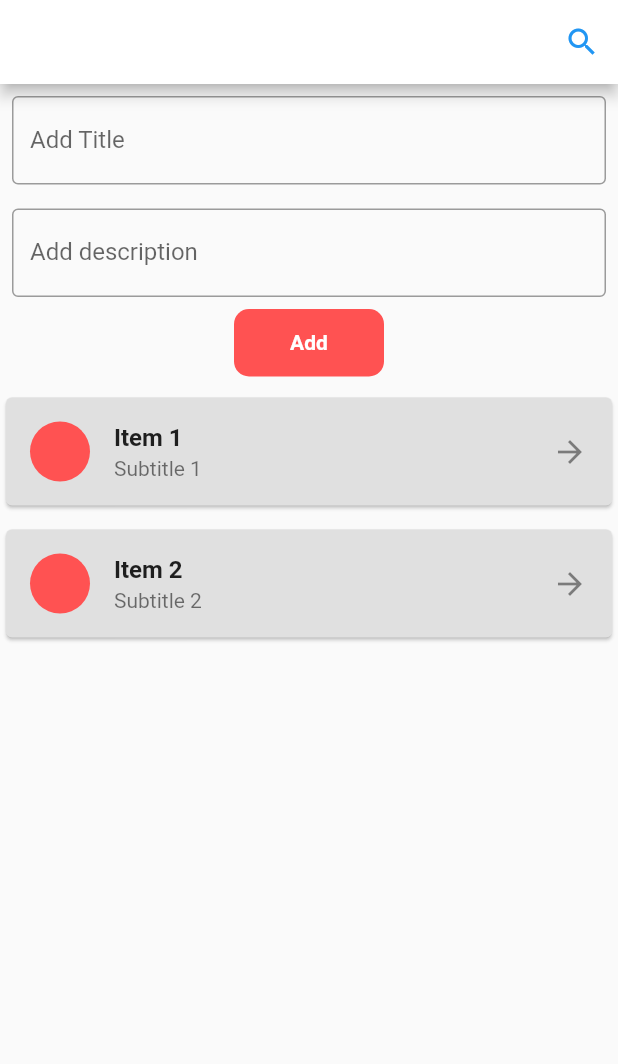
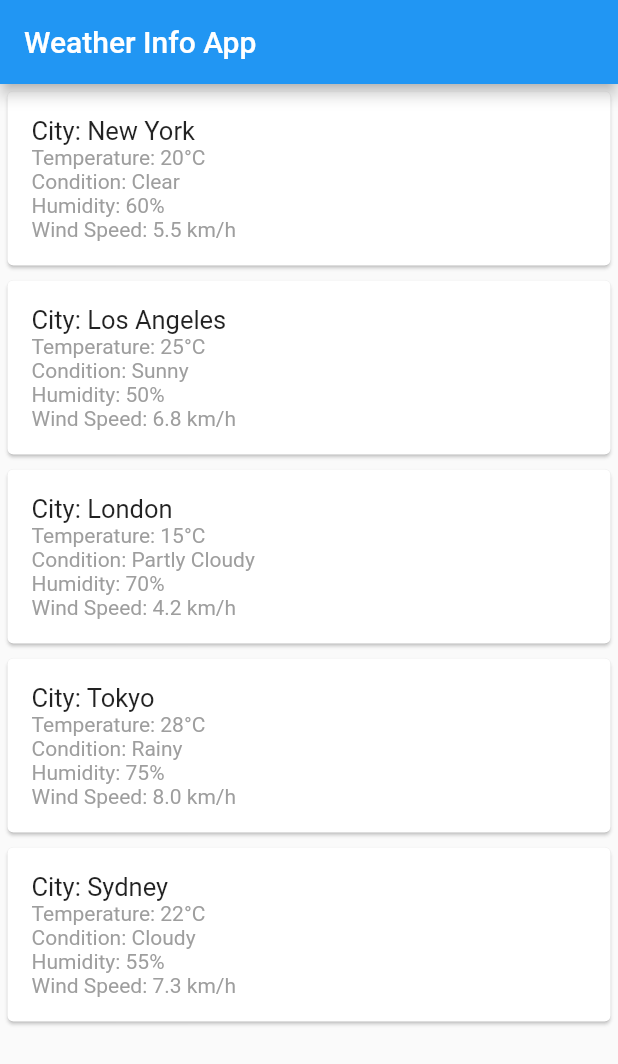
Before and after one commit to saem10/Flutter_project, a Flutter app: the screen it shows after launch, on a phone screen of 412 x 824 dp. Shown: the top 1064 px of the screen. Run offline on Flutter 3.47's test engine with Material 2 defaults, Android fonts, the phone set to English and light mode, and no system bars.

Commit message:
Live Text 11

```diff
--- a/lib/main.dart
+++ b/lib/main.dart
@@ -1,243 +1,104 @@
 import 'package:flutter/material.dart';
+import 'dart:convert';
 
 void main() {
-  runApp(const MaterialApp(
-    debugShowCheckedModeBanner: false,
-    home: ListScreen(),
-  ));
+  runApp(MyApp());
 }
 
-class ListItem {
-  dynamic title;
-  dynamic subtitle;
-
-  ListItem(this.title, this.subtitle);
+class MyApp extends StatelessWidget {
+  @override
+  Widget build(BuildContext context) {
+    return MaterialApp(
+      home: WeatherList(),
+    );
+  }
 }
 
-class ListScreen extends StatefulWidget {
-  const ListScreen({super.key});
-
+class WeatherList extends StatefulWidget {
   @override
-  _ListScreenState createState() => _ListScreenState();
+  _WeatherListState createState() => _WeatherListState();
 }
 
-class _ListScreenState extends State<ListScreen> {
-  List<ListItem> items = [
-    ListItem('Item 1', "Subtitle 1"),
-    ListItem("Item 2", "Subtitle 2"),
-    // Add more items as needed
+class _WeatherListState extends State<WeatherList> {
+  List<Map<String, dynamic>> citiesWeather = [
+    {
+      "city": "New York",
+      "temperature": 20,
+      "condition": "Clear",
+      "humidity": 60,
+      "windSpeed": 5.5,
+    },
+    {
+      "city": "Los Angeles",
+      "temperature": 25,
+      "condition": "Sunny",
+      "humidity": 50,
+      "windSpeed": 6.8,
+    },
+    {
+      "city": "London",
+      "temperature": 15,
+      "condition": "Partly Cloudy",
+      "humidity": 70,
+      "windSpeed": 4.2,
+    },
+    {
+      "city": "Tokyo",
+      "temperature": 28,
+      "condition": "Rainy",
+      "humidity": 75,
+      "windSpeed": 8.0,
+    },
+    {
+      "city": "Sydney",
+      "temperature": 22,
+      "condition": "Cloudy",
+      "humidity": 55,
+      "windSpeed": 7.3,
+    },
   ];
-
-  TextEditingController newTitleController = TextEditingController();
-  TextEditingController newSubtitleController = TextEditingController();
 
   @override
   Widget build(BuildContext context) {
     return Scaffold(
       appBar: AppBar(
-        backgroundColor: Colors.white,
-        actions: [
-          IconButton(
-            onPressed: () {},
-            icon: const Icon(
-              Icons.search,
-              color: Colors.blue,
-            ),
-          )
-        ],
+        title: const Text('Weather Info App'),
       ),
-      body: ListView(
-        children: [
-          Column(
-            children: <Widget>[
-              Padding(
-                padding: const EdgeInsets.all(8.0),
-                child: TextFormField(
-                  controller: newTitleController,
-                  decoration: const InputDecoration(
-                    labelText: "Add Title",
-                    border: OutlineInputBorder(),
-                  ),
-                ),
-              ),
-              Padding(
-                padding: const EdgeInsets.all(8.0),
-                child: TextFormField(
-                  controller: newSubtitleController,
-                  decoration: const InputDecoration(
-                    labelText: "Add description",
-                    border: OutlineInputBorder(),
-                  ),
-                ),
-              ),
-              Container(
-                width: 100,
-                height: 45,
-                decoration: BoxDecoration(
-                  color: Colors.redAccent,
-                  borderRadius: BorderRadius.circular(10),
-                ),
-                child: InkWell(
-                  onTap: () {
-                    _addItem();
-                  },
-                  child: const Center(
-                    child: Text(
-                      "Add",
-                      style: TextStyle(
-                        color: Colors.white,
-                        fontWeight: FontWeight.bold,
-                      ),
-                    ),
-                  ),
-                ),
-              ),
-            ],
-          ),
-          Padding(
-            padding: const EdgeInsets.fromLTRB(0, 10, 0, 0),
-            child: ListView.builder(
-              shrinkWrap: true,
-              itemCount: items.length,
-              itemBuilder: (context, index) {
-                return Column(
-                  children: [
-                    Card(
-                      color: Colors.grey[300],
-                      child: ListTile(
-                        leading: const CircleAvatar(
-                          backgroundColor: Colors.redAccent,
-                        ),
-                        title: Text(
-                          '${items[index].title}',
-                          style: const TextStyle(
-                            fontWeight: FontWeight.bold,
-                          ),
-                        ),
-                        subtitle: Text('${items[index].subtitle}'),
-                        trailing: const Icon(Icons.arrow_forward_outlined),
-                        onLongPress: () {
-                          _showOptionsDialog(context, index);
-                        },
-                      ),
-                    ),
-                    const SizedBox(height: 8),
-                  ],
-                );
-              },
-            ),
-          ),
-        ],
+      body: ListView.builder(
+        itemCount: citiesWeather.length,
+        itemBuilder: (context, index) {
+          return WeatherCard(cityWeather: citiesWeather[index]);
+        },
       ),
     );
   }
+}
 
-  void _showOptionsDialog(BuildContext context, int index) {
-    showDialog(
-      context: context,
-      builder: (BuildContext context) {
-        return AlertDialog(
-          title: const Text("Alert"),
-          content: Row(
-            mainAxisAlignment: MainAxisAlignment.spaceBetween,
-            children: <Widget>[
-              TextButton(
-                child: const Text("Edit"),
-                onPressed: () {
-                  Navigator.pop(context);
-                  _showEditBottomSheet(context, index);
-                },
-              ),
-              TextButton(
-                child: const Text("Delete"),
-                onPressed: () {
-                  Navigator.pop(context);
-                  _deleteItem(index);
-                },
-              ),
-            ],
-          ),
-        );
-      },
+class WeatherCard extends StatelessWidget {
+  final Map<String, dynamic> cityWeather;
+
+  WeatherCard({required this.cityWeather});
+
+  @override
+  Widget build(BuildContext context) {
+    return Card(
+      margin: EdgeInsets.all(5.0),
+      child: Padding(
+        padding: EdgeInsets.all(16.0),
+        child: Column(
+          crossAxisAlignment: CrossAxisAlignment.start,
+          children: [
+            Text(
+              'City: ${cityWeather['city']}',
+              style: TextStyle(fontSize: 17),
+            ),
+            Text('Temperature: ${cityWeather['temperature']}°C' , style: TextStyle(color: Colors.grey),),
+            Text('Condition: ${cityWeather['condition']}', style: TextStyle(color: Colors.grey),),
+            Text('Humidity: ${cityWeather['humidity']}%', style: TextStyle(color: Colors.grey),),
+            Text('Wind Speed: ${cityWeather['windSpeed']} km/h', style: TextStyle(color: Colors.grey),),
+          ],
+        ),
+      ),
     );
   }
-
-  void _showEditBottomSheet(BuildContext context, int index) {
-    TextEditingController titleController =
-    TextEditingController(text: items[index].title);
-    TextEditingController subtitleController =
-    TextEditingController(text: items[index].subtitle);
-
-    showModalBottomSheet(
-      context: context,
-      isScrollControlled: true,
-      builder: (BuildContext context) {
-        return SingleChildScrollView(
-          child: Column(
-            children: <Widget>[
-              Padding(
-                padding: const EdgeInsets.all(8.0),
-                child: TextFormField(
-                  controller: titleController,
-                  decoration: const InputDecoration(
-                      labelText: "Title", border: OutlineInputBorder()),
-                ),
-              ),
-              Padding(
-                padding: const EdgeInsets.all(8.0),
-                child: TextFormField(
-                  controller: subtitleController,
-                  decoration: const InputDecoration(
-                      labelText: "Subtitle", border: OutlineInputBorder()),
-                ),
-              ),
-              Container(
-                width: 110,
-                height: 45,
-                decoration: BoxDecoration(
-                  color: Colors.redAccent,
-                  borderRadius: BorderRadius.circular(10),
-                ),
-                child: ElevatedButton(
-                  onPressed: () {
-                    setState(() {
-                      items[index].title = titleController.text;
-                      items[index].subtitle = subtitleController.text;
-                    });
-                    Navigator.pop(context);
-                  },
-                  style: ElevatedButton.styleFrom(
-                    primary: Colors.redAccent,
-                    onPrimary: Colors.white, // Text color
-                  ),
-                  child: const Text("Edit Done"),
-                ),
-              ),
-              const SizedBox(
-                height: 152,
-              )
-            ],
-          ),
-        );
-      },
-    );
-  }
-
-  void _addItem() {
-    final String title = newTitleController.text;
-    final String subtitle = newSubtitleController.text;
-    if (title.isNotEmpty && subtitle.isNotEmpty) {
-      setState(() {
-        items.add(ListItem(title, subtitle));
-      });
-      newTitleController.clear();
-      newSubtitleController.clear();
-    }
-  }
-
-  void _deleteItem(int index) {
-    setState(() {
-      items.removeAt(index);
-    });
-  }
 }
```
